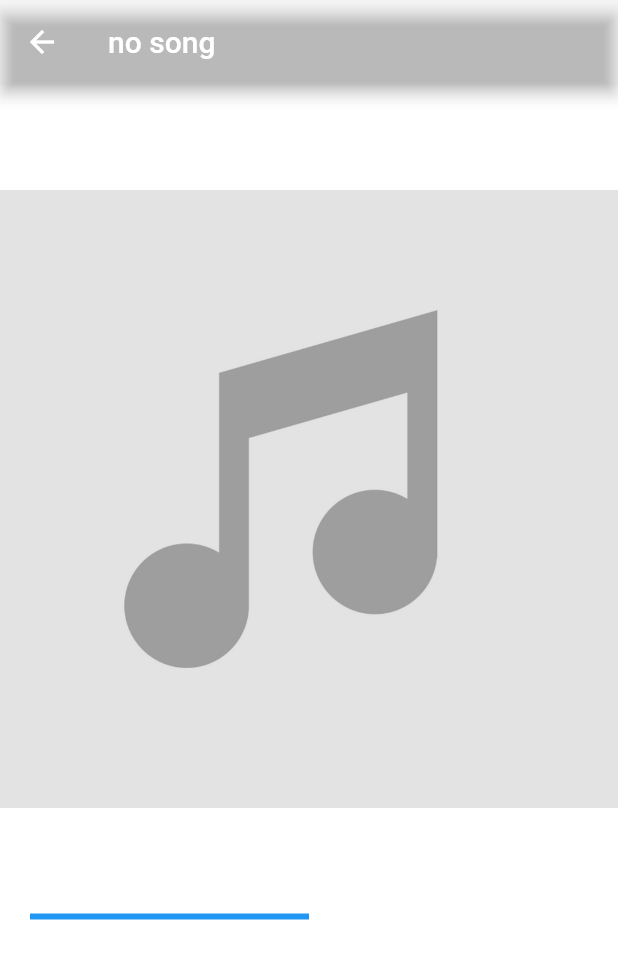
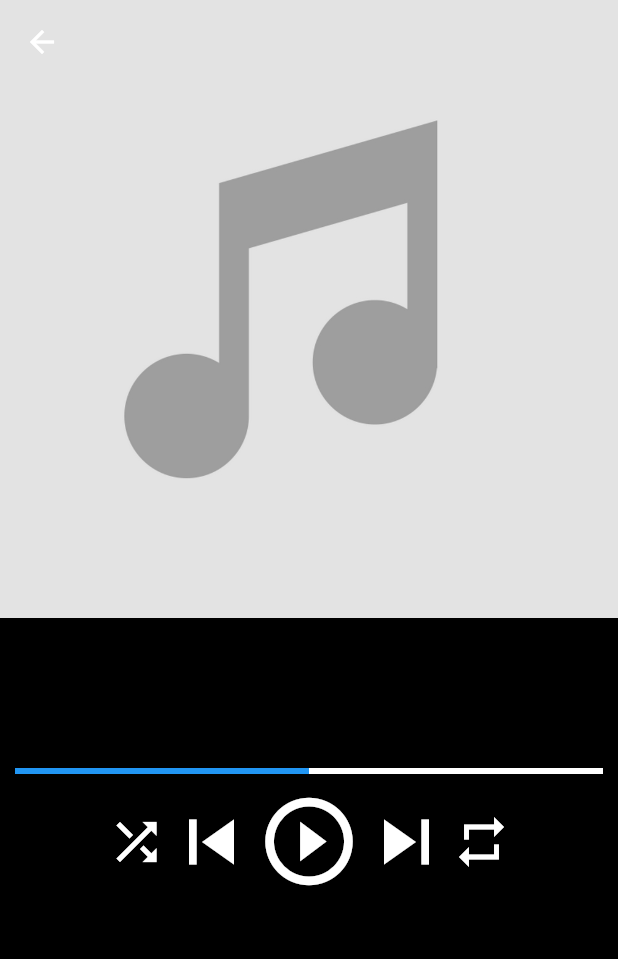
Before and after one commit to labtecs/FlyMusic, a Flutter app: the screen it shows after launch, in the side drawer, after a tap on "Aktuelle Wiedergabe", on a phone screen of 412 x 824 dp. Shown: the top 959 px of the screen. Run offline on Flutter 3.47's test engine with Material 2 defaults, Android fonts, the phone set to English and light mode, and no system bars; our stand-ins replace audioplayers, floor, flutter_speed_dial, fluttertoast, permission_handler, sqflite; missing offline and left inert: crclib, dart_tags, folder_picker; accounts and stored records are empty; generated files the repository leaves out were written again.

Commit message:
PlayerScreen Update

```diff
--- a/lib/screens/drawerScreens/player_screen.dart
+++ b/lib/screens/drawerScreens/player_screen.dart
@@ -15,21 +15,26 @@ class PlayerScreen extends StatefulWidget {
 class _PlayerScreenState extends State<PlayerScreen> {
   _PlayerScreenState();
 
+  Color farbe = Colors.white;
+
   @override
   Widget build(BuildContext context) {
     return Scaffold(
-        backgroundColor: Colors.white10,
+      backgroundColor: Colors.black,
+      extendBodyBehindAppBar: true,
       appBar: AppBar(
-          title: Text(MusicQueue.instance.currentSong?.title ?? "no song"),
+        elevation: 0.0,
         backgroundColor: Colors.transparent,
-          //elevation: 0.0, //Macht die Appbar komplett transparent.
       ),
       body: Column(
-          mainAxisAlignment: MainAxisAlignment.spaceEvenly,
+
         children: <Widget>[
-            StartScreen.getArt(MusicQueue.instance.currentSong?.artId),
+          Container(
+            child: StartScreen.getArt(MusicQueue.instance.currentSong?.artId),
+            height: MediaQuery.of(context).size.height / 2,
+          ),
           Padding(
-              padding: EdgeInsets.fromLTRB(20, 0, 20, 0),
+            padding: EdgeInsetsDirectional.fromSTEB(10, 100, 10, 10),
             child: LinearProgressIndicator(
               value: 0.5,
               backgroundColor: Colors.white,
@@ -49,14 +54,14 @@ class _PlayerScreenState extends State<PlayerScreen> {
               InkWell(
                 onTap: previous,
                 child: Container(
-                      child: Icon(Icons.skip_previous,size: 60,  color: Colors.white,)
+                    child: Icon(Icons.skip_previous,size: 60,color: Colors.white)
                 ),
               ),
               InkWell(
                 onTap: () {
                   play();
                 },
-                  child: Icon(getPlayIcon(), size: 70,color: Colors.white,),
+                child: Icon(getPlayIcon(), size: 70,color: Colors.white),
               ),
               InkWell(
                 onTap: () {
@@ -74,7 +79,8 @@ class _PlayerScreenState extends State<PlayerScreen> {
             ],
           )
         ],
-        ));
+      ),
+    );
   }
 
   IconData getPlayIcon() {
```
Also changed, not shown: lib/screens/tabScreens/track_list_screen.dart (+8 -3 lines). Lines whose indentation alone changed are shown as unchanged.
